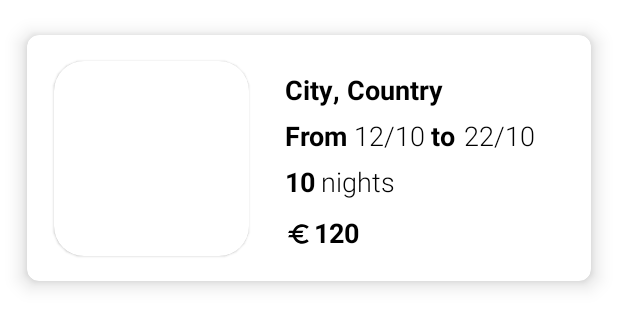
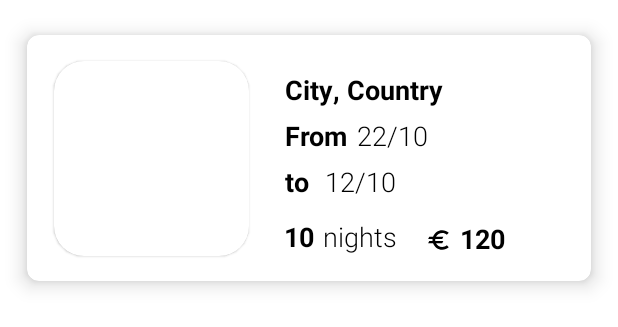
Before and after one commit to PierreBreny/Project_Vantal, an Android app: the layout rental_layout_item.xml on its own in the app's theme, with its tools: preview values and no code run, on a phone screen of 412 x 824 dp. Shown: the top 327 px of the screen. Run offline under Robolectric (Android 15) with nearby library versions, the phone set to English and light mode, and no system bars; network calls fail.

Commit message:
upcoming rentals are displayed with all infos in rental frag

```diff
--- a/app/src/main/java/be/bf/android/vantal/api/RentalAPI.java
+++ b/app/src/main/java/be/bf/android/vantal/api/RentalAPI.java
@@ -12,9 +12,9 @@
 
 public interface RentalAPI {
 
-    @GET("rental")
-    Call<List<Rental>> getRentalByUser(@Query("userId") int userId);
+    @GET("rentals")
+    Call<List<Rental>> getRentalByUser(@Query("userId") int userId, @Query("_expand") String expand);
 
-    @POST("rental")
+    @POST("rentals")
     Call<Rental> createRental(@Body Rental rental);
 }
--- a/app/src/main/java/be/bf/android/vantal/api/UserAPI.java
+++ b/app/src/main/java/be/bf/android/vantal/api/UserAPI.java
@@ -11,13 +11,13 @@
 
 public interface UserAPI {
 
-    @GET("user")
+    @GET("users")
     Call<List<User>> getUser(@Query("email") String email, @Query("password") String password);
 
-    @POST("user")
+    @POST("users")
     Call<User> createUser(@Body User user);
 
-    @GET("user")
+    @GET("users")
     Call<List<User>> getUserByID(@Query("id") Integer id);
 
 }
--- a/app/src/main/java/be/bf/android/vantal/api/VanAPI.java
+++ b/app/src/main/java/be/bf/android/vantal/api/VanAPI.java
@@ -9,6 +9,6 @@
 
 public interface VanAPI {
 
-    @GET("van")
+    @GET("vans")
     Call<List<Van>> getVan(@Query("city") String city);
 }
--- a/app/src/main/res/layout/rental_layout_item.xml
+++ b/app/src/main/res/layout/rental_layout_item.xml
@@ -5,13 +5,13 @@
     android:layout_width="match_parent"
     android:layout_height="200dp"
     android:layout_margin="5dp"
+    android:clickable="true"
     app:cardBackgroundColor="@color/white"
     app:cardCornerRadius="8dp"
     app:cardElevation="8dp"
     app:cardMaxElevation="10dp"
     app:cardPreventCornerOverlap="true"
-    app:cardUseCompatPadding="true"
-    android:clickable="true">
+    app:cardUseCompatPadding="true">
 
     <androidx.constraintlayout.widget.ConstraintLayout
         android:layout_width="match_parent"
@@ -100,53 +100,53 @@
             android:layout_width="wrap_content"
             android:layout_height="wrap_content"
             android:layout_alignParentStart="true"
-            android:layout_marginStart="4dp"
+            android:layout_marginStart="6dp"
             android:layout_marginTop="6dp"
+            android:fontFamily="sans-serif-light"
             android:text="12/10"
+            android:textColor="@color/black"
+            android:textSize="18sp"
+            app:layout_constraintStart_toEndOf="@+id/tv_to"
+            app:layout_constraintTop_toBottomOf="@+id/tv_from" />
+
+        <TextView
+            android:id="@+id/tv_to"
+            android:layout_width="wrap_content"
+            android:layout_height="wrap_content"
+            android:layout_marginStart="24dp"
+            android:layout_marginTop="6dp"
+            android:text="to "
+            android:textColor="@color/black"
+            android:textSize="18sp"
+            android:textStyle="bold"
+            app:layout_constraintStart_toEndOf="@+id/card_rental_image"
+            app:layout_constraintTop_toBottomOf="@+id/tv_from" />
+
+        <TextView
+            android:id="@+id/tv_end_date"
+            android:layout_width="wrap_content"
+            android:layout_height="wrap_content"
+            android:layout_marginStart="6dp"
+            android:layout_marginTop="6dp"
             android:fontFamily="sans-serif-light"
+            android:text="22/10"
             android:textColor="@color/black"
             android:textSize="18sp"
             app:layout_constraintStart_toEndOf="@+id/tv_from"
             app:layout_constraintTop_toBottomOf="@+id/tv_rental_country" />
 
         <TextView
-            android:id="@+id/tv_to"
-            android:layout_width="wrap_content"
-            android:layout_height="wrap_content"
-            android:layout_marginStart="4dp"
-            android:layout_marginTop="6dp"
-            android:text="to "
-            android:textColor="@color/black"
-            android:textSize="18sp"
-            android:textStyle="bold"
-            app:layout_constraintStart_toEndOf="@+id/tv_start_date"
-            app:layout_constraintTop_toBottomOf="@+id/tv_rental_country" />
-
-        <TextView
-            android:id="@+id/tv_end_date"
-            android:layout_width="wrap_content"
-            android:layout_height="wrap_content"
-            android:layout_marginStart="1dp"
-            android:layout_marginTop="6dp"
-            android:text="22/10"
-            android:fontFamily="sans-serif-light"
-            android:textColor="@color/black"
-            android:textSize="18sp"
-            app:layout_constraintStart_toEndOf="@+id/tv_to"
-            app:layout_constraintTop_toBottomOf="@+id/tv_rental_country" />
-
-        <TextView
             android:id="@+id/tv_nbr_nights"
             android:layout_width="wrap_content"
             android:layout_height="wrap_content"
-            android:layout_marginStart="24dp"
-            android:layout_marginTop="6dp"
+            android:layout_marginStart="23dp"
+            android:layout_marginTop="12dp"
             android:text="10"
             android:textColor="@color/black"
             android:textSize="18sp"
             android:textStyle="bold"
             app:layout_constraintStart_toEndOf="@+id/card_rental_image"
-            app:layout_constraintTop_toBottomOf="@+id/tv_from"
+            app:layout_constraintTop_toBottomOf="@+id/tv_to"
             app:srcCompat="@drawable/ic_rating" />
 
         <TextView
@@ -154,40 +154,40 @@
             android:layout_width="wrap_content"
             android:layout_height="wrap_content"
             android:layout_alignParentStart="true"
-            android:layout_marginStart="4dp"
-            android:layout_marginTop="6dp"
+            android:layout_marginStart="6dp"
+            android:layout_marginTop="12dp"
+            android:fontFamily="sans-serif-light"
             android:text="nights"
-            android:fontFamily="sans-serif-light"
             android:textColor="@color/black"
             android:textSize="18sp"
             app:layout_constraintStart_toEndOf="@+id/tv_nbr_nights"
-            app:layout_constraintTop_toBottomOf="@+id/tv_from" />
+            app:layout_constraintTop_toBottomOf="@+id/tv_start_date" />
 
         <ImageView
             android:id="@+id/iv_euro"
             android:layout_width="wrap_content"
             android:layout_height="17dp"
-            android:layout_marginStart="21dp"
-            android:layout_marginTop="14dp"
+            android:layout_marginStart="16dp"
+            android:layout_marginTop="18dp"
             android:text="12"
             android:textColor="#070707"
             android:textSize="17sp"
-            app:layout_constraintStart_toEndOf="@+id/card_rental_image"
-            app:layout_constraintTop_toBottomOf="@+id/tv_nbr_nights"
+            app:layout_constraintStart_toEndOf="@+id/tv_nights"
+            app:layout_constraintTop_toBottomOf="@+id/tv_start_date"
             app:srcCompat="@drawable/ic_currency" />
 
         <TextView
             android:id="@+id/tv_total_price"
             android:layout_width="wrap_content"
             android:layout_height="wrap_content"
-            android:layout_marginStart="-2dp"
-            android:layout_marginTop="9dp"
+            android:layout_marginStart="2dp"
+            android:layout_marginTop="44dp"
             android:text="120"
             android:textColor="#000000"
             android:textSize="18dp"
             android:textStyle="bold"
             app:layout_constraintStart_toEndOf="@+id/iv_euro"
-            app:layout_constraintTop_toBottomOf="@+id/tv_nights" />
+            app:layout_constraintTop_toBottomOf="@+id/tv_from" />
 
 
     </androidx.constraintlayout.widget.ConstraintLayout>
```
Also changed, not shown: app/src/main/java/be/bf/android/vantal/adapter/RentalAdapter.java (deleted, +0 -52 lines), app/src/main/java/be/bf/android/vantal/api/dto/Rental.java (+13 -1 lines), app/src/main/java/be/bf/android/vantal/fragments/Rental/RentalAdapter.java (added, +131 -0 lines), app/src/main/java/be/bf/android/vantal/fragments/Rental/UpcomingFragment.java (+72 -2 lines), app/src/main/res/layout/fragment_ended.xml (+13 -1 lines), app/src/main/res/layout/fragment_upcoming_rental.xml (+4 -6 lines).
